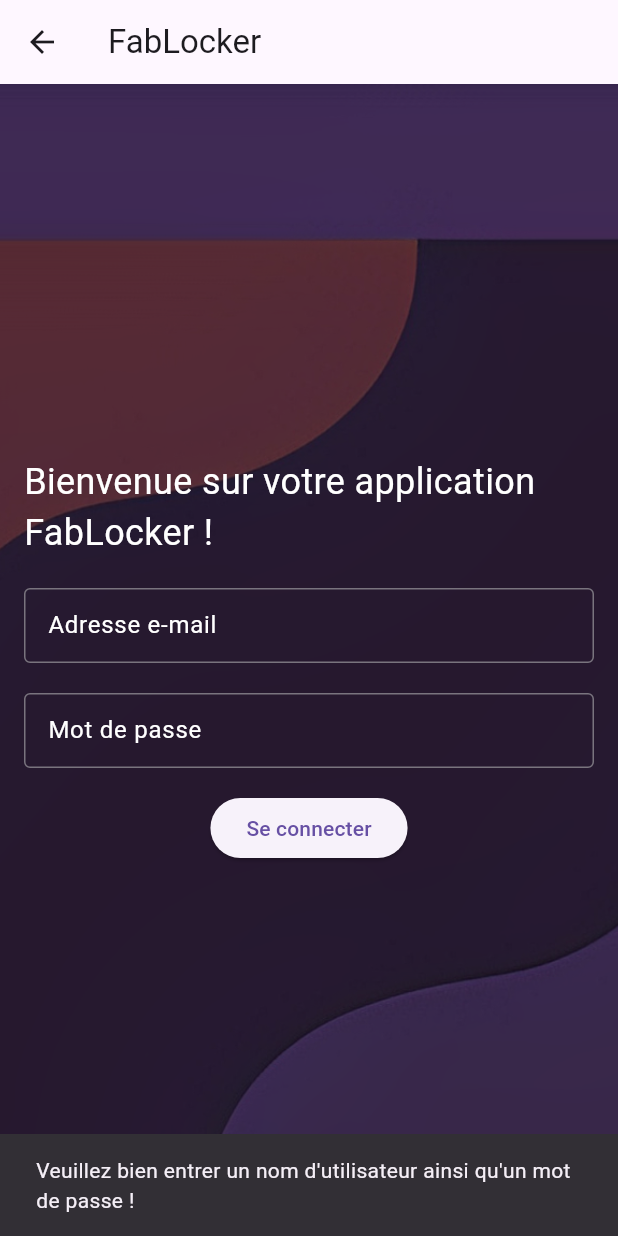
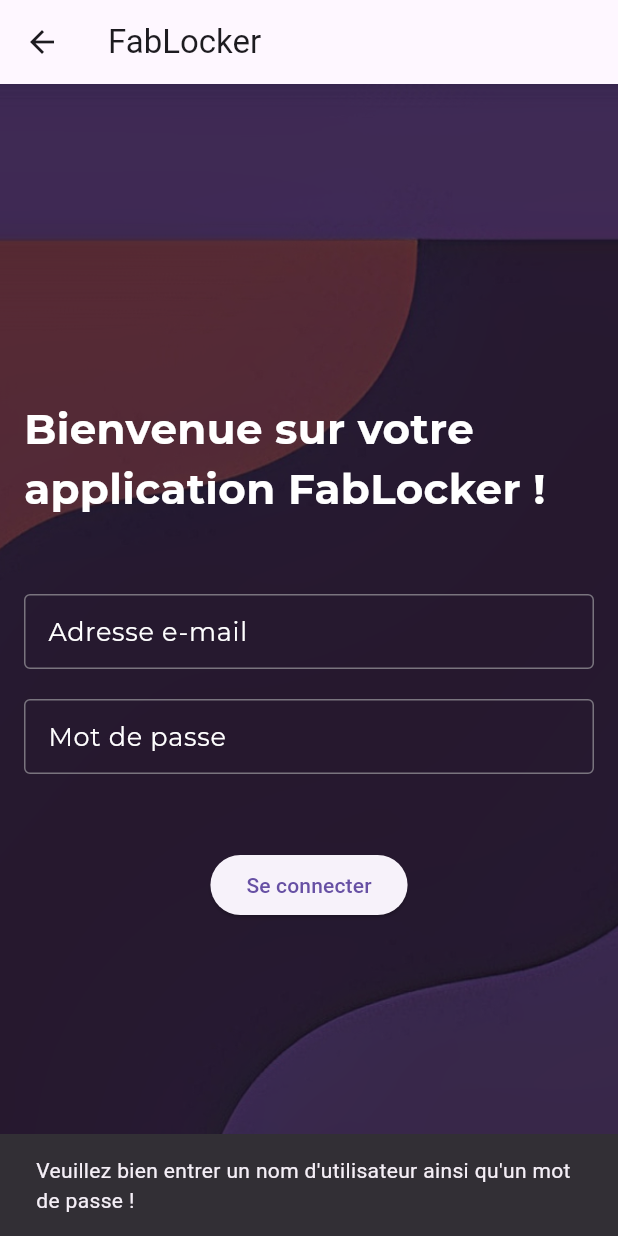
Before and after one commit to TheoPrs/FabLocker, a Flutter app: the MyHomePage screen opened directly, after a tap on "Se connecter", on a phone screen of 412 x 824 dp. Run offline on Flutter 3.47's test engine with Material 3 defaults, Android fonts, the phone set to English and light mode, and no system bars; project files that could hold a hidden picture were left out.

Commit message:
api creation user + affichage bienvenue

```diff
--- a/fablocker/lib/ConnexionPage.dart
+++ b/fablocker/lib/ConnexionPage.dart
@@ -1,9 +1,9 @@
 import 'package:fablocker/PrincipalePage.dart';
 import 'package:flutter/material.dart';
-
+import 'Style/style.dart';
 
 class MyHomePage extends StatefulWidget {
-  const MyHomePage({super.key});
+  const MyHomePage({Key? key}) : super(key: key);
 
   @override
   _MyHomePageState createState() => _MyHomePageState();
@@ -14,7 +14,7 @@ class _MyHomePageState extends State<MyHomePage> {
   TextEditingController usernameController = TextEditingController();
   TextEditingController passwordController = TextEditingController();
   final RegExp usernameRegExp = RegExp(r'^[a-zA-Z0-9_.+-]+@[a-zA-Z0-9-]+\.[a-zA-Z0-9-.]+$');
-  final RegExp passwordRegExp = RegExp(r'^[a-zA-Z0-9]{8,}$'); // Exige au moins 8 caractères alphanumériques
+  final RegExp passwordRegExp = RegExp(r'^[a-zA-Z0-9]{8,}$');
 
   @override
   Widget build(BuildContext context) {
@@ -26,7 +26,7 @@ class _MyHomePageState extends State<MyHomePage> {
       body: Container(
         decoration: const BoxDecoration(
           image: DecorationImage(
-            image: AssetImage('assets/background.png'), // Ajuster le chemin de l'image
+            image: AssetImage('assets/background.png'),
             fit: BoxFit.cover,
           ),
         ),
@@ -39,13 +39,10 @@ class _MyHomePageState extends State<MyHomePage> {
                 alignment: Alignment(0, -0.85),
                 child: Text(
                   'Bienvenue sur votre application FabLocker !',
-                  style: TextStyle(
-                    color: Colors.white,
-                    fontSize: 24.0,
-                  ),
+                  style: titleStyle
                 ),
               ),
-              const SizedBox(height: 20.0),
+              const SizedBox(height: 50.0),
               SizedBox(
                 height: 50,
                 width: 440,
@@ -53,12 +50,10 @@ class _MyHomePageState extends State<MyHomePage> {
                   controller: usernameController,
                   decoration: const InputDecoration(
                     labelText: 'Adresse e-mail',
-                    labelStyle: TextStyle(color: Color.fromARGB(255, 255, 255, 255)),
+                    labelStyle: inputDecorationStyle,
                     border: OutlineInputBorder(),
                   ),
-                  style: const TextStyle(
-                    color: Colors.white,
-                  ),
+                  style: inputStyle,
                 ),
               ),
               const SizedBox(height: 20.0),
@@ -70,53 +65,34 @@ class _MyHomePageState extends State<MyHomePage> {
                   obscureText: true,
                   decoration: const InputDecoration(
                     labelText: 'Mot de passe',
-                    labelStyle: TextStyle(color: Color.fromARGB(255, 255, 255, 255)),
+                    labelStyle: inputDecorationStyle,
                     border: OutlineInputBorder(),
                   ),
-                  style: const TextStyle(
-                    color: Colors.white,
-                  ),
+                  style: inputStyle,
                 ),
               ),
-              const SizedBox(height: 16.0),
+              const SizedBox(height: 50.0),
               ElevatedButton(
                 onPressed: () {
                   String username = usernameController.text;
                   String password = passwordController.text;
-                  //methode get
-                  String testUsername = "theo@junia.student.com";
-                  String testPassword = "17022001Tp";
+                  const String testUsername = "test@junia.com";
+                  const String testPassword = "Password1";
 
                   if (username.isEmpty || password.isEmpty) {
-                    ScaffoldMessenger.of(context).showSnackBar(
-                      const SnackBar(
-                        content: Text('Veuillez bien entrer un nom d\'utilisateur ainsi qu\'un mot de passe !'),
-                      ),
-                    );
+                    _showSnackBar('Veuillez bien entrer un nom d\'utilisateur ainsi qu\'un mot de passe !');
                   } else if ((!usernameRegExp.hasMatch(username)) || (!passwordRegExp.hasMatch(password))) {
-                    ScaffoldMessenger.of(context).showSnackBar(
-                      const SnackBar(
-                        content: Text('L\'adresse e-mail doit être ecrite au format isen@junia.com et le mot de passe au format valide.'),
-                      ),
-                    );
+                    _showSnackBar('L\'adresse e-mail doit être écrite au format isen@junia.com et le mot de passe doit être valide.');
                   } else {
                     if (username == testUsername && password == testPassword) {
-                      ScaffoldMessenger.of(context).showSnackBar(
-                        const SnackBar(
-                          content: Text('Bienvenue'),
-                        ),
-                      );
-                        Navigator.push(
+                      _showSnackBar('Bienvenue $username');
+                      Navigator.push(
                         context,
                         MaterialPageRoute(builder: (context) => PrincipalePage()),
                       );
                     }
-                    else{
-                        ScaffoldMessenger.of(context).showSnackBar(
-                        const SnackBar(
-                          content: Text('Adresse e-mail ou mot de passe incorrect !'),
-                        ),
-                      );
+                    else {
+                      _showSnackBar('Adresse e-mail ou mot de passe incorrect !');
                     }
                   }
                 },
@@ -128,4 +104,12 @@ class _MyHomePageState extends State<MyHomePage> {
       ),
     );
   }
+
+  void _showSnackBar(String message) {
+    ScaffoldMessenger.of(context).showSnackBar(
+      SnackBar(
+        content: Text(message),
+      ),
+    );
+  }
 }
--- a/fablocker/lib/PrincipalePage.dart
+++ b/fablocker/lib/PrincipalePage.dart
@@ -19,7 +19,7 @@ class PrincipalePage extends StatelessWidget {
     16,
     (index) => ToolInfo(
       name: 'Outil $index',
-      status: 'Disponible',
+      status: 'Disponible $index',
       description: 'Très bo outils',
     ),
   );
@@ -114,7 +114,7 @@ class PrincipalePage extends StatelessWidget {
 
   @override
   Widget build(BuildContext context) {
-    final bool isAdmin = true; // Modifier selon la logique de votre application
+    const bool isAdmin = true; // Modifier selon la logique de votre application
 
     return Scaffold(
       appBar: AppBar(
@@ -125,7 +125,7 @@ class PrincipalePage extends StatelessWidget {
             onPressed: () {
               Navigator.push(
                 context,
-                MaterialPageRoute(builder: (context) => MyHomePage()),
+                MaterialPageRoute(builder: (context) => const MyHomePage()),
               );
             },
           ),
--- a/fablocker/lib/Style/style.dart
+++ b/fablocker/lib/Style/style.dart
@@ -1,17 +1,20 @@
 import 'package:flutter/material.dart';
 
 const TextStyle titleStyle = TextStyle(
+  fontFamily: 'Montserrat',
   fontSize: 28.0,
   color: Colors.white,
-  fontWeight: FontWeight.bold
+  fontWeight: FontWeight.bold,
 );
 
 const TextStyle inputDecorationStyle = TextStyle(
+  fontFamily: 'Montserrat',
+  fontSize: 17.0,
   color: Colors.white,
-  fontSize: 17.0,
 );
 
 const TextStyle inputStyle = TextStyle(
+  fontFamily: 'Montserrat',
+  fontSize: 17.0,
   color: Colors.white,
-  fontSize: 17.0,
 );
--- a/fablocker/lib/add_user.dart
+++ b/fablocker/lib/add_user.dart
@@ -2,6 +2,8 @@ import 'package:flutter/material.dart';
 import 'package:http/http.dart' as http;
 import 'dart:convert';
 import 'Style/style.dart';
+import 'dart:math';
+import 'PrincipalePage.dart';
 
 class addUsers extends StatefulWidget {
   const addUsers({Key? key}) : super(key: key);
@@ -44,7 +46,7 @@ class _addUsersState extends State<addUsers> {
                   style: titleStyle,
                 ),
               ),
-              const SizedBox(height: 40.0),
+              const SizedBox(height: 50.0),
               //Adresse email
               SizedBox(
                 height: 50,
@@ -91,10 +93,10 @@ class _addUsersState extends State<addUsers> {
                   style: inputStyle,
                 ),
               ),
-              const SizedBox(height: 30.0),
-              //Bouton envoie formulaire
+              const SizedBox(height: 50.0),
               ElevatedButton(
                 onPressed: () async {
+
                   String username = usernameController.text;
                   String password = passwordController.text;
                   String checkPassword = checkPasswordController.text;
@@ -130,17 +132,24 @@ class _addUsersState extends State<addUsers> {
                       ),
                     );
 
+
+                    Random random = Random();
+                    int number = random.nextInt(999999);
                     User newUser = User(
-                      rfid: 1454587,
+                      rfid: number,
                       admin: false,
                       mail: username,
                       password: password,
                     );
 
-                    // Convertir l'objet newUser en JSON
+
+                    Navigator.push(
+                        context,
+                        MaterialPageRoute(builder: (context) => PrincipalePage()),
+                      );
+
                     Map<String, dynamic> userData = newUser.toJson();
 
-                    // Envoyer les données à l'API
                     try {
                       final response = await http.post(
                         Uri.parse('http://localhost:3000/api/users'),
@@ -151,7 +160,6 @@ class _addUsersState extends State<addUsers> {
                       );
 
                       if (response.statusCode == 201) {
-                        // Succès de la requête
                         print('Profil créé avec succès !');
                       } else if (response.statusCode == 400){
                         print('Le RFID est déjà attribué');
@@ -186,7 +194,6 @@ class User {
     required this.password,
   });
 
-  // Méthode pour convertir l'objet User en un objet JSON
   Map<String, dynamic> toJson() {
     return {
       'rfid': rfid,
--- a/fablocker/lib/main.dart
+++ b/fablocker/lib/main.dart
@@ -9,14 +9,14 @@
 }
 
 class MyApp extends StatelessWidget {
-  const MyApp({super.key});
+   const MyApp({super.key});
 
   @override
   Widget build(BuildContext context) {
     return const MaterialApp(
-      //home : MyHomePage(),
+      home : MyHomePage(),
       //home : addItems(),
-      home : addUsers(),
+      //home : addUsers(),
     );
   }
 }
```
Also changed, not shown: fablocker/pubspec.yaml (+5 -67 lines), fablocker/fonts/Montserrat-Regular.ttf (added).
